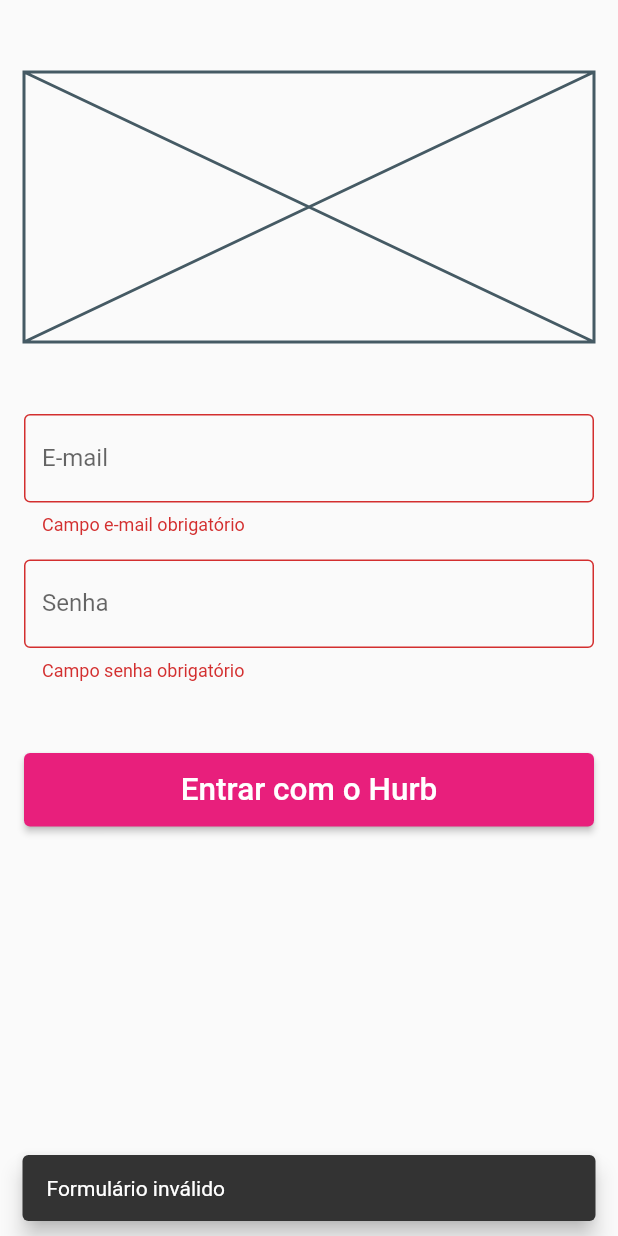
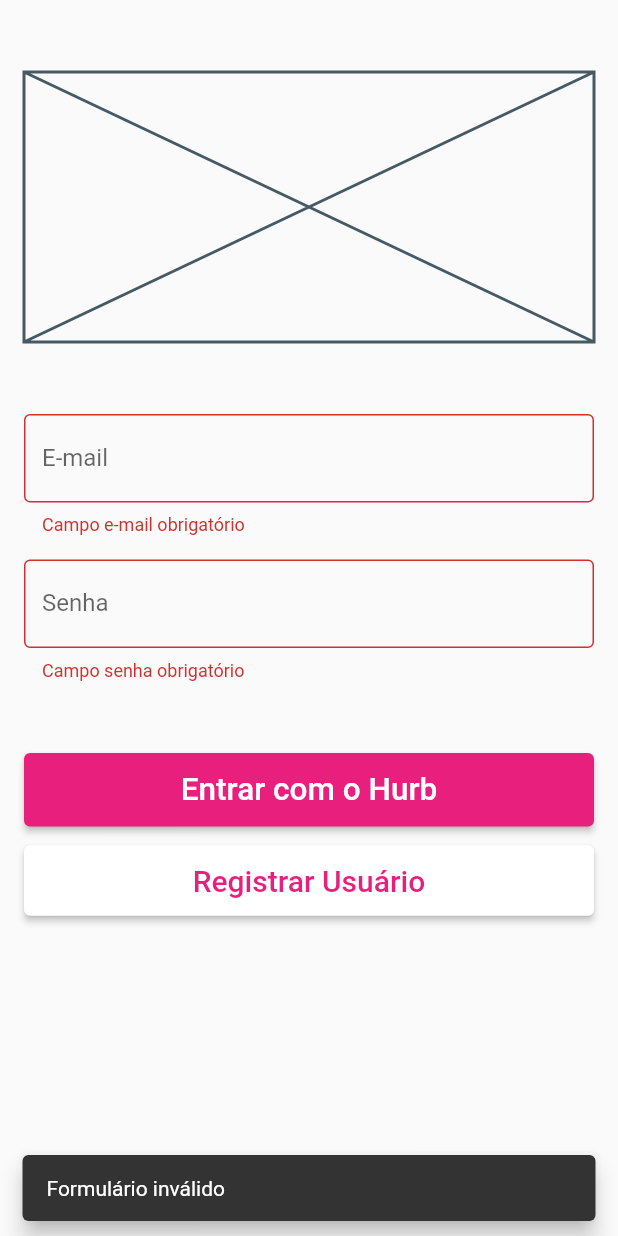
Before and after one commit to antonyg5/prmo.913, a Flutter app: the screen it shows after launch, after a tap on "Entrar com o Hurb", on a phone screen of 412 x 824 dp. Run offline on Flutter 3.47's test engine with Material 2 defaults, Android fonts, the phone set to English and light mode, and no system bars; our stand-ins replace shared_preferences, sqflite; accounts and stored records are empty.

Commit message:
Update login_page.dart

```diff
--- a/lib/pages/login_page.dart
+++ b/lib/pages/login_page.dart
@@ -1,5 +1,8 @@
 import 'package:antony_913/data/db_helper.dart';
+import 'package:antony_913/data/shared_preferences.dart';
+import 'package:antony_913/pages/register_page.dart';
 import 'package:flutter/material.dart';
+import 'package:shared_preferences/shared_preferences.dart';
 import '../data/user_dao.dart';
 import 'home_page.dart';
 
@@ -82,6 +85,21 @@ class _LoginPageState extends State<LoginPage> {
                     ),
                   ),
                 ),
+                const SizedBox(height: 12),
+                ElevatedButton(
+                  onPressed: onPressedRegister,
+                  style: ElevatedButton.styleFrom(primary: Colors.white),
+                  child: const Padding(
+                    padding: EdgeInsets.symmetric(vertical: 12.0),
+                    child: Text(
+                      'Registrar Usuário',
+                      style: TextStyle(
+                        fontSize: 20,
+                        color: Color(0xFFE81F7C),
+                      ),
+                    ),
+                  ),
+                )
               ],
             ),
           ),
@@ -98,6 +116,7 @@ class _LoginPageState extends State<LoginPage> {
 
 
       if (resulted) {
+        SharedPrefsHelper().login();
         Navigator.pushReplacement(
           context,
           MaterialPageRoute(
@@ -120,4 +139,15 @@ class _LoginPageState extends State<LoginPage> {
         content: Text(msg));
     ScaffoldMessenger.of(context).showSnackBar(snackbar);
   }
+
+  void onPressedRegister() {
+    Navigator.push(
+      context,
+      MaterialPageRoute(
+        builder: (context) {
+          return const RegisterUser();
+        },
+      ),
+    );
+  }
 }
```
